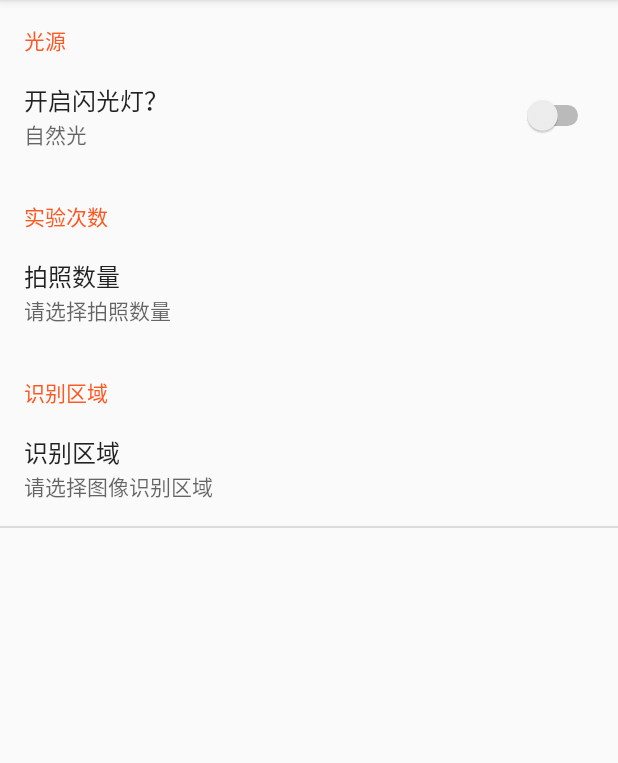
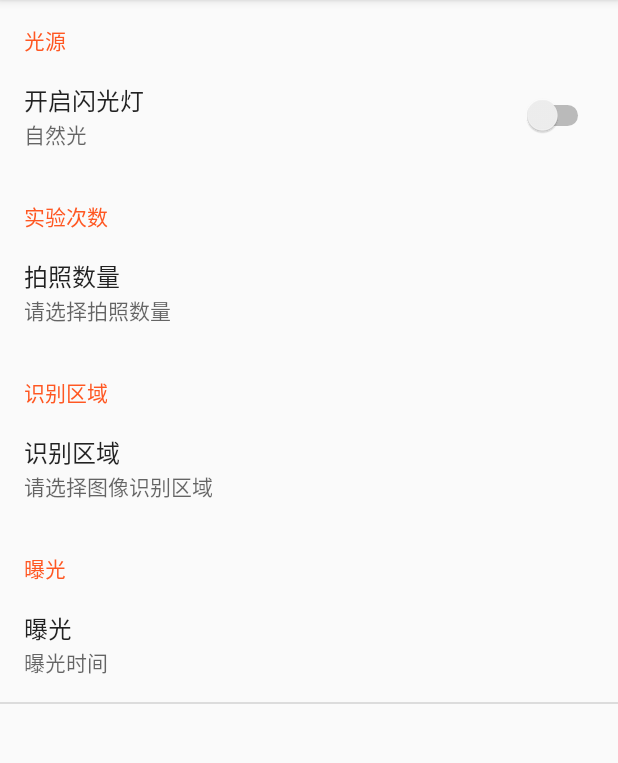
Before and after one commit to qiaoyunrui/LightReader, an Android app: the SettingActivity screen opened directly, with no data from a screen before it, on a phone screen of 412 x 824 dp, the part 84-847 px from its top. Run offline under Robolectric (Android 15) with nearby library versions, the phone set to English and light mode, and no system bars.

Commit message:
2015.12.2 界面已经完成

```diff
--- a/app/src/main/AndroidManifest.xml
+++ b/app/src/main/AndroidManifest.xml
@@ -8,7 +8,9 @@
         android:label="@string/app_name"
         android:supportsRtl="true"
         android:theme="@style/AppTheme">
-        <activity android:name=".Activities.ShowActivity">
+        <activity
+            android:name=".Activities.CenterActivity"
+            android:theme="@style/AppTheme">
             <intent-filter>
                 <action android:name="android.intent.action.MAIN" />
 
--- a/app/src/main/res/values/arrays.xml
+++ b/app/src/main/res/values/arrays.xml
@@ -21,4 +21,14 @@
         <item>RECTANGLE</item>
 
     </string-array>
+    <string-array name="exposure_time_type">
+        <item>较短</item>
+        <item>中等</item>
+        <item>较长</item>
+    </string-array>
+    <string-array name="exposure_time_type_value">
+        <item>1</item>
+        <item>2</item>
+        <item>3</item>
+    </string-array>
 </resources>
--- a/app/src/main/res/values/dimens.xml
+++ b/app/src/main/res/values/dimens.xml
@@ -21,4 +21,5 @@
     <dimen name="reveal_view_elevation">6dp</dimen>
     <dimen name="capture_button_elevation">4dp</dimen>
     <dimen name="show_surface_elevation">3dp</dimen>
+    <dimen name="appbarlayout_height">300dp</dimen>
 </resources>
--- a/app/src/main/res/values/styles.xml
+++ b/app/src/main/res/values/styles.xml
@@ -1,7 +1,7 @@
 <resources>
 
     <!-- Base application theme. -->
-    <style name="AppTheme" parent="Theme.AppCompat.Light.Dialog">
+    <style name="AppTheme" parent="Theme.AppCompat.Light">
         <!-- Customize your theme here. -->
         <item name="colorPrimary">@color/primary</item>
         <item name="colorPrimaryDark">@color/primary_dark</item>
--- a/app/src/main/res/xml/preference_setting.xml
+++ b/app/src/main/res/xml/preference_setting.xml
@@ -8,7 +8,7 @@
             android:key="light_source"
             android:summaryOff="自然光"
             android:summaryOn="闪光灯"
-            android:title="开启闪光灯？" />
+            android:title="开启闪光灯" />
 
     </PreferenceCategory>
 
@@ -29,7 +29,15 @@
             android:key="area_read"
             android:summary="请选择图像识别区域"
             android:title="识别区域" />
-
+    </PreferenceCategory>
+    <PreferenceCategory android:title="曝光">
+        <ListPreference
+            android:diaLogTitle="请选择曝光时间"
+            android:entries="@array/exposure_time_type"
+            android:entryValues="@array/exposure_time_type_value"
+            android:key="exposure_time"
+            android:summary="曝光时间"
+            android:title="曝光" />
     </PreferenceCategory>
 
 </PreferenceScreen>
```
Also changed, not shown: app/src/main/res/layout/center_layout.xml (+108 -2 lines), app/src/main/res/layout/save_dialog_layout.xml (+9 -6 lines), app/src/main/res/mipmap-xxhdpi/ic_share_white_48dp.png (added).
